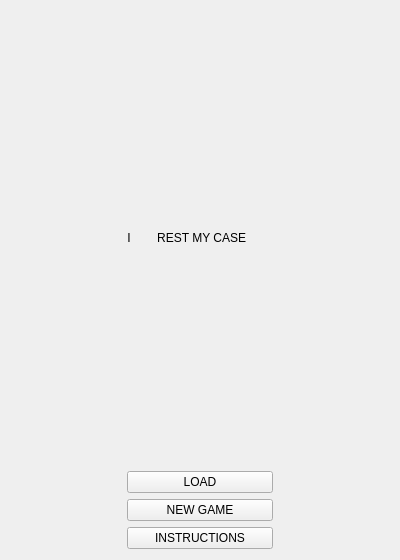
NolanTaylor/a8-edu-game, file iRestMyCase/startmenu.ui: the form before one commit.
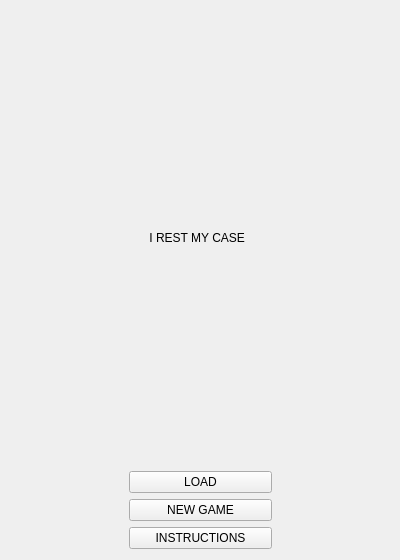
The form after the commit.

What changed in the file:
```diff
--- a/iRestMyCase/startmenu.ui
+++ b/iRestMyCase/startmenu.ui
@@ -51,7 +51,7 @@
    <item row="0" column="1">
     <widget class="QLabel" name="title">
      <property name="text">
-      <string>I        REST MY CASE        </string>
+      <string>      I REST MY CASE        </string>
      </property>
      <property name="alignment">
       <set>Qt::AlignCenter</set>
```
